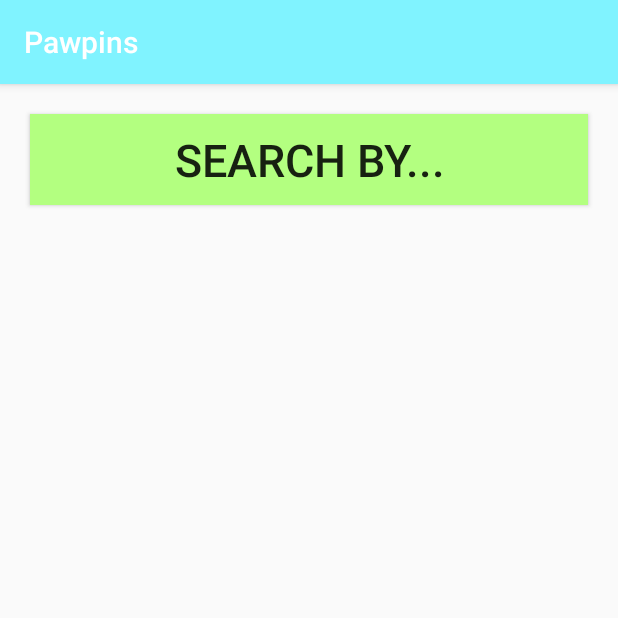
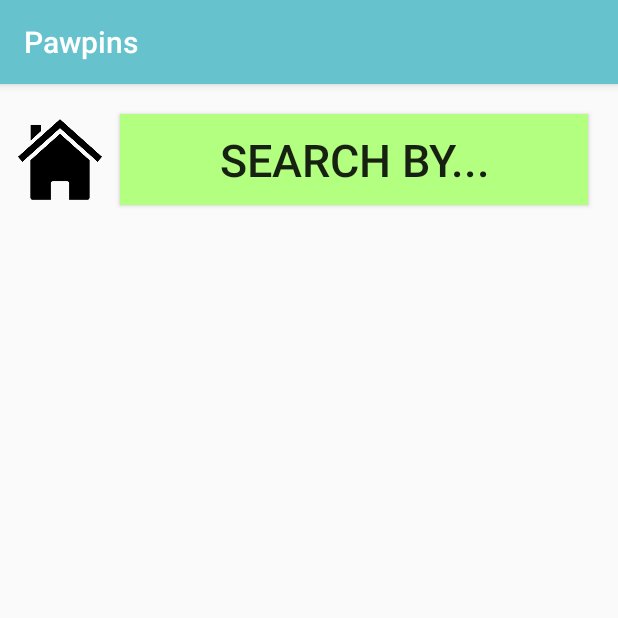
Before and after one commit to vrmatos/VALuApp, an Android app: the BrowseActivity screen opened directly, with no data from a screen before it, on a phone screen of 412 x 824 dp, the top half of it. Run offline under Robolectric (Android 15) with nearby library versions, the phone set to English and light mode, and no system bars.

Commit message:
mini design edits

```diff
--- a/app/src/main/AndroidManifest.xml
+++ b/app/src/main/AndroidManifest.xml
@@ -7,9 +7,8 @@
 
     <application
         android:allowBackup="true"
-        android:icon="@mipmap/ic_launcher"
+        android:icon="@drawable/logo"
         android:label="@string/app_name"
-        android:roundIcon="@mipmap/ic_launcher_round"
         android:supportsRtl="true"
         android:theme="@style/AppTheme"
         android:usesCleartextTraffic="true">
--- a/app/src/main/java/com/victoriamatos/valuapp/BrowseActivity.java
+++ b/app/src/main/java/com/victoriamatos/valuapp/BrowseActivity.java
@@ -101,6 +101,11 @@ public class BrowseActivity extends AppCompatActivity {
                 npe.printStackTrace();
             }
         }
+    }
 
+    public void goHome(View v){
+        Log.w("BA", "Inside goHome");
+        Intent intent = new Intent(this, AccountActivity.class);
+        startActivity(intent);
     }
 }
--- a/app/src/main/java/com/victoriamatos/valuapp/UpdateActivity.java
+++ b/app/src/main/java/com/victoriamatos/valuapp/UpdateActivity.java
@@ -45,7 +45,7 @@ public class UpdateActivity extends AppCompatActivity {
         ed6.setText(address[0]);
         if(address.length == 2) {
             EditText ed7 = findViewById(R.id.update_address_line2);
-            ed7.setText(address[0]);
+            ed7.setText(address[1]);
         }
 
         EditText ed8 = findViewById(R.id.update_city);
--- a/app/src/main/res/layout/account_screen.xml
+++ b/app/src/main/res/layout/account_screen.xml
@@ -92,7 +92,7 @@
         android:id="@+id/visualize_button"
         android:layout_below="@id/points_line"
         android:layout_marginTop="30dp"
-        android:text="View Booked Requests"
+        android:text="View Bookings"
         android:onClick="viewBookedRequests"/>
 
     <Button
--- a/app/src/main/res/layout/browse_requests_screen.xml
+++ b/app/src/main/res/layout/browse_requests_screen.xml
@@ -10,16 +10,30 @@
         android:id="@+id/browse_results">
 
             <Button
+                android:layout_width="80dp"
+                android:layout_height="30dp"
+                android:id="@+id/home_button"
+                android:layout_alignTop="@id/search_by_bar"
+                android:layout_alignBottom="@id/search_by_bar"
+                android:background="@drawable/home"
+                android:onClick="goHome"/>
+
+            <Button
                 android:layout_width="match_parent"
                 android:layout_height="wrap_content"
                 android:layout_centerHorizontal="true"
+                android:layout_toRightOf="@id/home_button"
                 android:id="@+id/search_by_bar"
                 android:text="Search By..."
                 android:textSize="30sp"
                 android:background="@color/green"
                 android:padding="10dp"
-            android:layout_margin="20dp"
-            android:onClick="searchBy"/>
+                android:layout_marginTop="20dp"
+                android:layout_marginBottom="20dp"
+                android:layout_marginRight="20dp"
+                android:onClick="searchBy"
+                />
+
 
         <LinearLayout
             android:layout_width="match_parent"
--- a/app/src/main/res/layout/visualize_requests_screen.xml
+++ b/app/src/main/res/layout/visualize_requests_screen.xml
@@ -14,7 +14,7 @@
             android:layout_height="wrap_content"
             android:id="@+id/requests_label"
             android:background="@color/green"
-            android:text="YOUR BOOKED REQUESTS"
+            android:text="YOUR BOOKINGS"
             android:textColor="@color/black"
             android:textSize="30sp"
             android:padding="10sp"
--- a/app/src/main/res/values/colors.xml
+++ b/app/src/main/res/values/colors.xml
@@ -4,6 +4,7 @@
     <color name="colorPrimaryDark">#3700B3</color>
     <color name="colorAccent">#03DAC5</color>
 
+    <color name="cyanDark">#66C2CC</color>
     <color name="cyan">#80F3FF</color>
     <color name="purple">#CC80FF</color>
     <color name="orange">#FF8C80</color>
--- a/app/src/main/res/values/styles.xml
+++ b/app/src/main/res/values/styles.xml
@@ -2,7 +2,7 @@
     <!-- Base application theme. -->
     <style name="AppTheme" parent="Theme.AppCompat.Light.DarkActionBar">
         <!-- Customize your theme here. -->
-        <item name="colorPrimary">@color/cyan</item>
+        <item name="colorPrimary">@color/cyanDark</item>
         <item name="colorPrimaryDark">@color/purple</item>
         <item name="colorAccent">@color/black</item>
     </style>
```
Also changed, not shown: app/src/main/res/drawable/home.png (added). Lines whose indentation alone changed are shown as unchanged.
